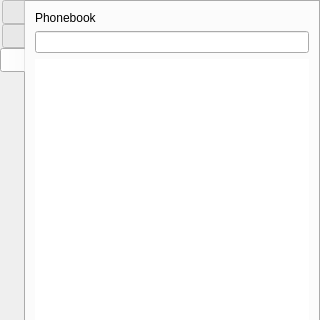
This is src/tools/customwidgets/calldialog_base.ui in AlekSi/Jabbin as Qt 5 draws it before an edit; both pictures show x 0 to 320 and y 0 to 320 of the 320 by 665 pixel window. The edited form follows.
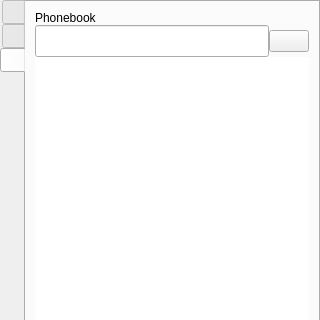
This is the edited form. The open tabs and pages were chosen to show the change. Icons and pictures are not drawn. Custom widgets are drawn as their Qt base class.

Commit message: Phone book improvements

Patch:
```diff
--- a/src/tools/customwidgets/calldialog_base.ui
+++ b/src/tools/customwidgets/calldialog_base.ui
@@ -299,6 +299,9 @@
              <string>Phonebook</string>
             </attribute>
             <layout class="QVBoxLayout" name="verticalLayout_8" >
+             <property name="spacing" >
+              <number>0</number>
+             </property>
              <item>
               <widget class="QLabel" name="labelPhonebook" >
                <property name="text" >
@@ -307,7 +310,41 @@
               </widget>
              </item>
              <item>
-              <widget class="CustomWidgets::AdvancedLineEdit" name="editFilterPhoneBook" />
+              <layout class="QHBoxLayout" name="horizontalLayout_4" >
+               <property name="spacing" >
+                <number>0</number>
+               </property>
+               <item>
+                <widget class="CustomWidgets::AdvancedLineEdit" name="editFilterPhoneBook" >
+                 <property name="minimumSize" >
+                  <size>
+                   <width>0</width>
+                   <height>32</height>
+                  </size>
+                 </property>
+                 <property name="maximumSize" >
+                  <size>
+                   <width>16777215</width>
+                   <height>36</height>
+                  </size>
+                 </property>
+                </widget>
+               </item>
+               <item>
+                <widget class="QPushButton" name="pushButton" >
+                 <property name="toolTip" >
+                  <string>Add contact</string>
+                 </property>
+                 <property name="text" >
+                  <string/>
+                 </property>
+                 <property name="icon" >
+                  <iconset resource="customwidgets.qrc" >
+                   <normaloff>:/customwidgets/data/addtophonebook.png</normaloff>:/customwidgets/data/addtophonebook.png</iconset>
+                 </property>
+                </widget>
+               </item>
+              </layout>
              </item>
              <item>
               <widget class="QListView" name="listPhoneBook" >
```
Left out of the diff: 13 changed lines with no effect on the pictures. The commit also changes 6 other files.
